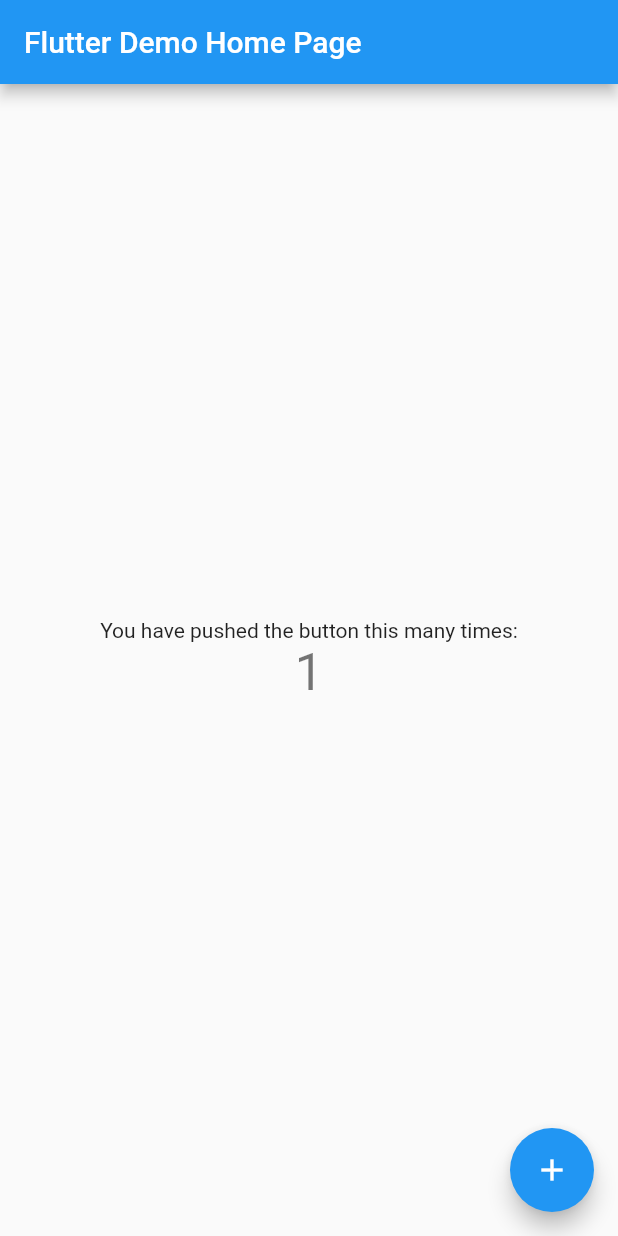
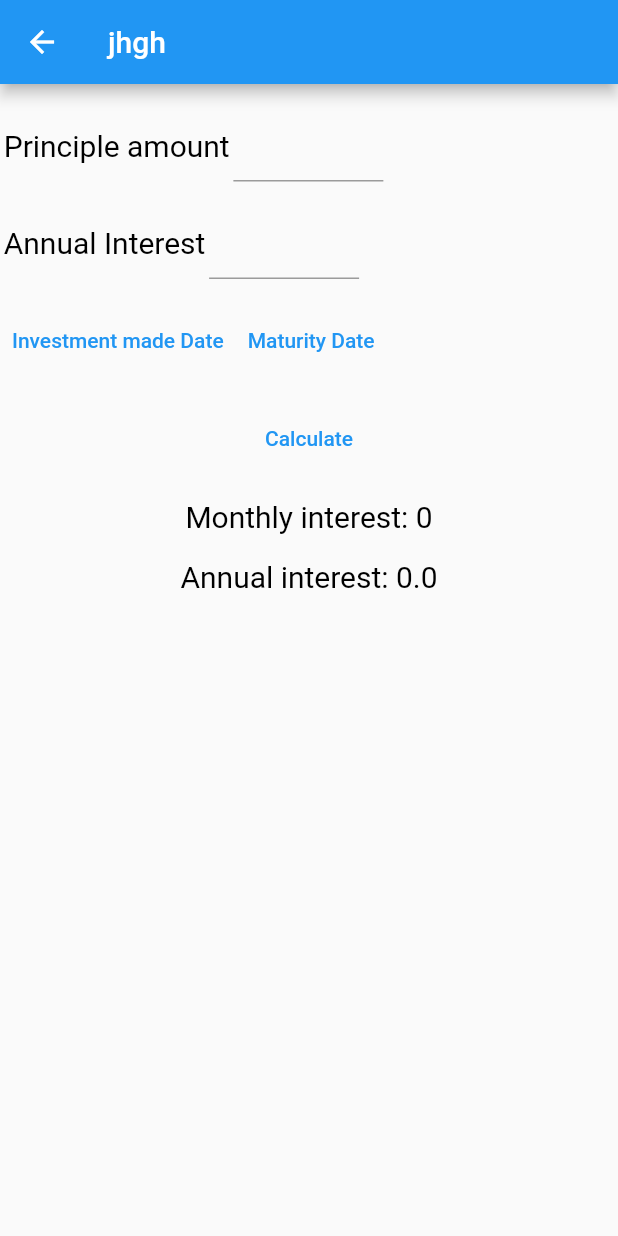
Before and after one commit to ronakj8617/financial_calc, a Flutter app: the screen it shows after launch, after a tap on the "add" icon, on a phone screen of 412 x 824 dp. Run offline on Flutter 3.47's test engine with Material 2 defaults, Android fonts, the phone set to English and light mode, and no system bars; our stand-ins replace syncfusion_flutter_datepicker; missing offline and left inert: finance; Roboto replaces fonts that are missing (Times new roman).

Commit message:
DatePicker is added

```diff
--- /dev/null
+++ b/lib/components/date.dart
@@ -0,0 +1,27 @@
+
+import 'package:financial_calc/constants/dateTimePicker.dart';
+import 'package:flutter/material.dart';
+import 'package:flutter/src/foundation/key.dart';
+import 'package:flutter/src/widgets/framework.dart';
+import 'package:syncfusion_flutter_datepicker/datepicker.dart';
+
+class DatePickerr extends StatefulWidget {
+  const DatePickerr({Key? key}) : super(key: key);
+
+  static bool showDatePicker= false;
+
+  @override
+  State<DatePickerr> createState() => _DatePickerrState();
+}
+
+class _DatePickerrState extends State<DatePickerr> {
+  @override
+  Widget build(BuildContext context) {
+
+  String reference;
+    return Container(
+    child:
+      DatePickerr.showDatePicker?SfDateRangePicker():Container()
+    );
+  }
+}
--- /dev/null
+++ b/lib/components/simple_interest.dart
@@ -0,0 +1,158 @@
+import 'package:finance/finance.dart';
+import 'package:financial_calc/components/date.dart';
+import 'package:financial_calc/components/datePicker.dart';
+import 'package:financial_calc/constants/dateTimePicker.dart';
+import 'package:flutter/material.dart';
+import 'package:flutter/src/foundation/key.dart';
+import 'package:flutter/src/widgets/framework.dart';
+import 'package:syncfusion_flutter_datepicker/datepicker.dart';
+
+void main() {
+  runApp(SimpleInterest());
+}
+
+class SimpleInterest extends StatefulWidget {
+  const SimpleInterest({Key? key}) : super(key: key);
+
+  @override
+  State<SimpleInterest> createState() => _SimpleInterestState();
+}
+
+class _SimpleInterestState extends State<SimpleInterest> {
+  TextEditingController principalAmount = TextEditingController();
+  TextEditingController interestAmount = TextEditingController();
+  late String result = "0";
+
+  @override
+  Widget build(BuildContext context) {
+    return Scaffold(
+      appBar: AppBar(
+        title: Text("jhgh"),
+      ),
+      body: Center(
+          child: Column(
+        children: [
+          SizedBox(height: 17),
+          Row(children: [
+            Text(
+              "Principle amount ",
+              style: TextStyle(
+                  color: Colors.black,
+                  fontSize: 20,
+                  fontFamily: "Times new roman"),
+              textAlign: TextAlign.center,
+            ),
+            SizedBox(
+              width: 100,
+              child: TextField(
+                controller: principalAmount,
+                keyboardType: TextInputType.number,
+              ),
+            )
+          ]),
+          SizedBox(height: 17),
+          Row(
+            children: [
+              Text(
+                "Annual Interest ",
+                style: TextStyle(
+                    color: Colors.black,
+                    fontSize: 20,
+                    fontFamily: "Times new roman"),
+                textAlign: TextAlign.center,
+              ),
+              SizedBox(
+                width: 100,
+                child: TextField(
+                  controller: interestAmount,
+                  keyboardType: TextInputType.number,
+                ),
+              )
+            ],
+          ),
+          SizedBox(
+            height: 17,
+          ),
+          DatePickerr(),
+          Row(
+            children: [
+              TextButton(
+                  onPressed: () {
+                    setState(() {
+                      if (!DatePickerr.showDatePicker)
+                        DatePickerr.showDatePicker = true;
+                      else
+                        DatePickerr.showDatePicker = false;
+                    });
+                  },
+                  child: Text('Investment made Date')),
+              TextButton(
+                  onPressed: () {
+                    setState(() {
+                      if (!DatePickerr.showDatePicker)
+                        DatePickerr.showDatePicker = true;
+                      else
+                        DatePickerr.showDatePicker = false;
+                    });
+                  },
+                  child: Text('Maturity Date'))
+            ],
+          ),
+          SizedBox(
+            height: 17,
+          ),
+          TextButton(onPressed: calculateInterest, child: Text('Calculate')),
+          SizedBox(
+            height: 17,
+          ),
+          Text(
+            "Monthly interest: " + result,
+            style: TextStyle(
+                color: Colors.black,
+                fontSize: 20,
+                fontFamily: "Times new roman"),
+            textAlign: TextAlign.center,
+          ),
+          SizedBox(
+            height: 17,
+          ),
+          Text(
+            "Annual interest: " + (double.parse(result) * 12).toString(),
+            style: TextStyle(
+                color: Colors.black,
+                fontSize: 20,
+                fontFamily: "Times new roman"),
+            textAlign: TextAlign.center,
+          ),
+        ],
+      )),
+    );
+  }
+
+  @override
+  showDatePicker(BuildContext context) {
+    return Scaffold(
+      body: Center(
+        child: OutlinedButton(
+          onPressed: () {},
+          child: const Text('Open Date Picker'),
+        ),
+      ),
+    );
+  }
+
+  String calculateInterest() {
+    // result = Finance.pmt(
+    //         rate: int.parse(interestAmount.text),
+    //         nper: 12,
+    //         pv: int.parse(principalAmount.text))
+    //     .toString();
+
+    result = ((double.parse(principalAmount.text.toString()) *
+                double.parse(interestAmount.text.toString())) /
+            100)
+        .toString();
+    print(result);
+    return result;
+  }
+}
--- /dev/null
+++ b/lib/constants/dateTimePicker.dart
@@ -0,0 +1,6 @@
+import 'dart:collection';
+
+class DatePickerrConstants {
+  static late bool showDatePicker = false;
+  static late String reference;
+}
--- a/lib/main.dart
+++ b/lib/main.dart
@@ -1,3 +1,4 @@
+import 'package:financial_calc/components/simple_interest.dart';
 import 'package:flutter/material.dart';
 
 void main() {
@@ -51,6 +52,8 @@
   int _counter = 0;
 
   void _incrementCounter() {
+    Navigator.of(context).push(MaterialPageRoute(builder: (context) => SimpleInterest()));
+
     setState(() {
       // This call to setState tells the Flutter framework that something has
       // changed in this State, which causes it to rerun the build method below
--- a/pubspec.yaml
+++ b/pubspec.yaml
@@ -34,6 +34,9 @@
   # The following adds the Cupertino Icons font to your application.
   # Use with the CupertinoIcons class for iOS style icons.
   cupertino_icons: ^1.0.2
+  finance: ^0.1.0
+  syncfusion_flutter_datepicker: ^20.2.40
+
 
 dev_dependencies:
   flutter_test:
```
Also changed, not shown: lib/components/datePicker.dart (added, +95 -0 lines), 1 other file.
